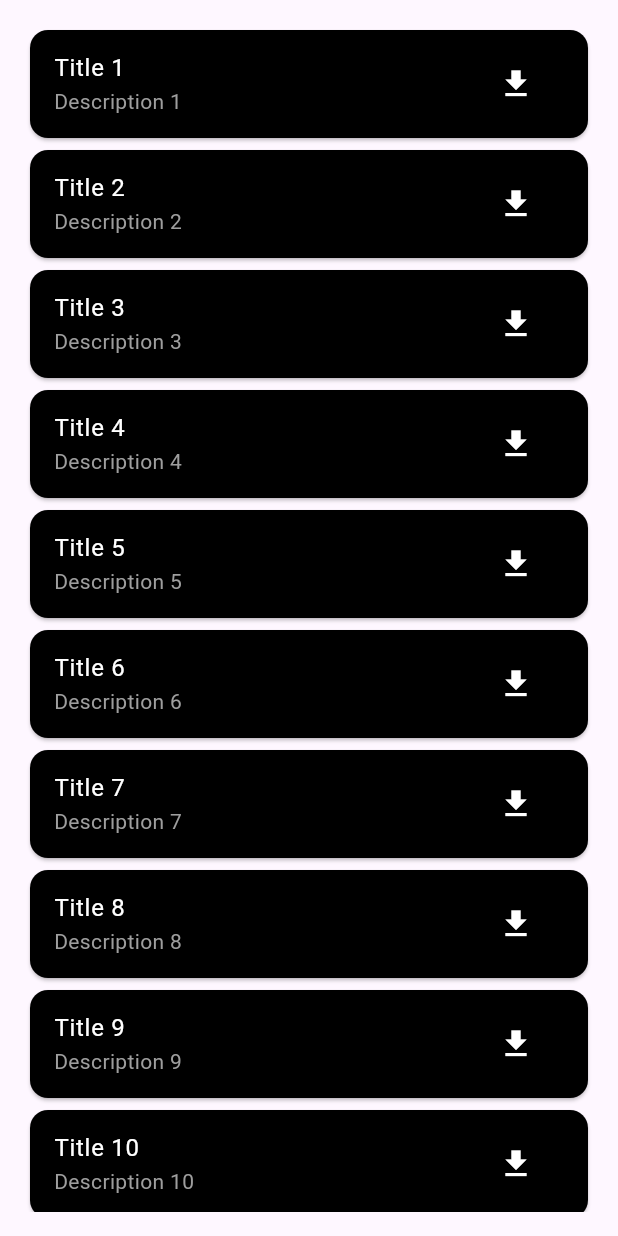
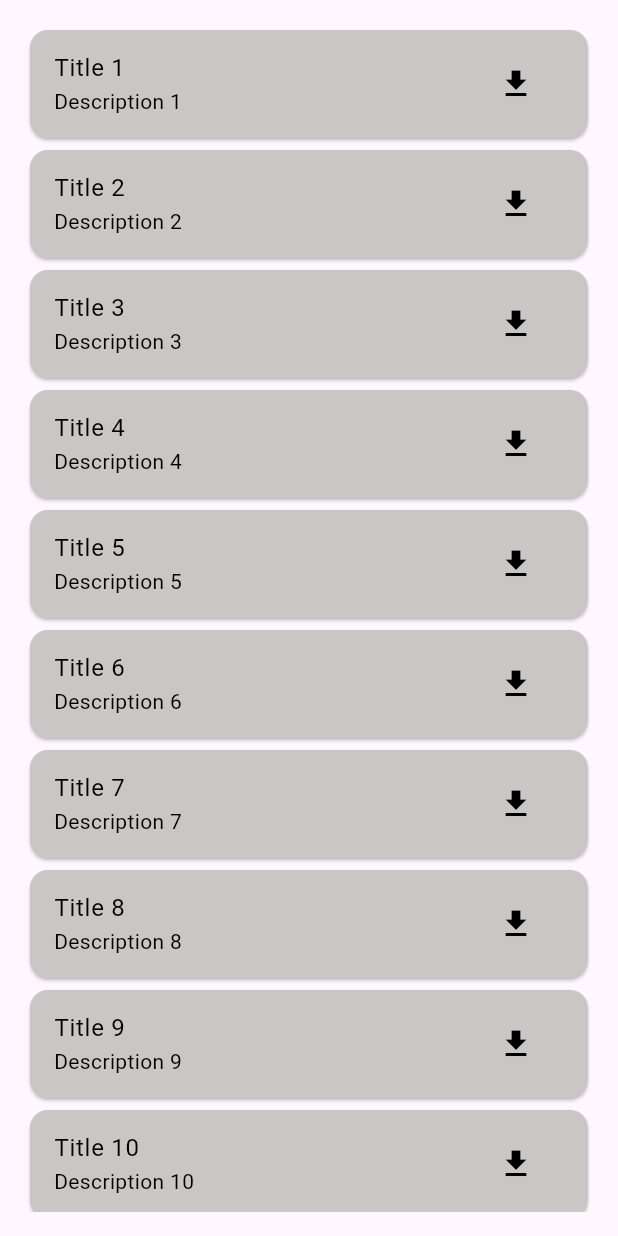
Before and after one commit to dsc-gtbit/Management-App, a Flutter app: the ListScreen screen opened by its route, on a phone screen of 412 x 824 dp. Run offline on Flutter 3.47's test engine with Material 3 defaults, Android fonts, the phone set to English and light mode, and no system bars; our stand-ins replace google_fonts, responsive_sizer.

Commit message:
some changes

```diff
--- a/lib/screens/listscreen.dart
+++ b/lib/screens/listscreen.dart
@@ -14,19 +14,19 @@ class ListScreen extends StatelessWidget {
             itemCount: 10,
             itemBuilder: (context, index) {
               return Card(
-                color: Colors.black,
+                color: Color.fromARGB(255, 203, 198, 198),
                 child: ListTile(
                   title: Text(
                     'Title ${index + 1}',
-                    style: const TextStyle(color: Colors.white),
+                    style: const TextStyle(color: Colors.black),
                   ),
                   subtitle: Text(
                     'Description ${index + 1}',
-                    style: const TextStyle(color: Colors.grey),
+                    style: const TextStyle(color: Colors.black),
                   ),
                   trailing: IconButton(
                     icon: const Icon(Icons.download),
-                    color: Colors.white,
+                    color: Colors.black,
                     onPressed: () {
                       // download functionality
                     },
```
Also changed, not shown: lib/screens/expandlist.dart (+4 -4 lines).
